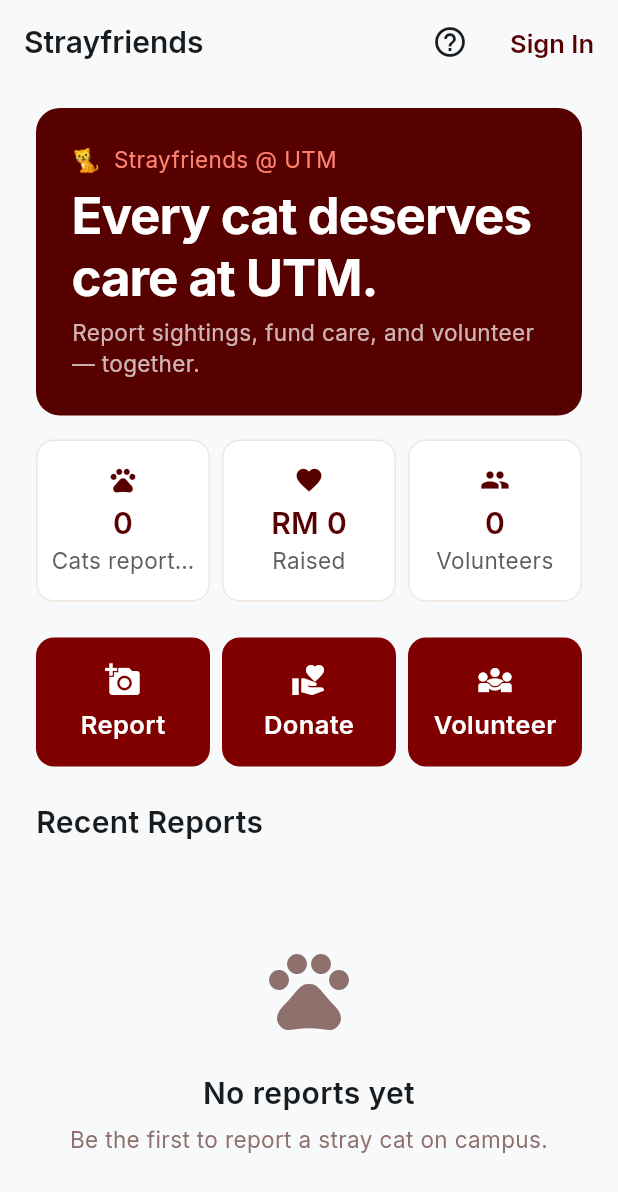
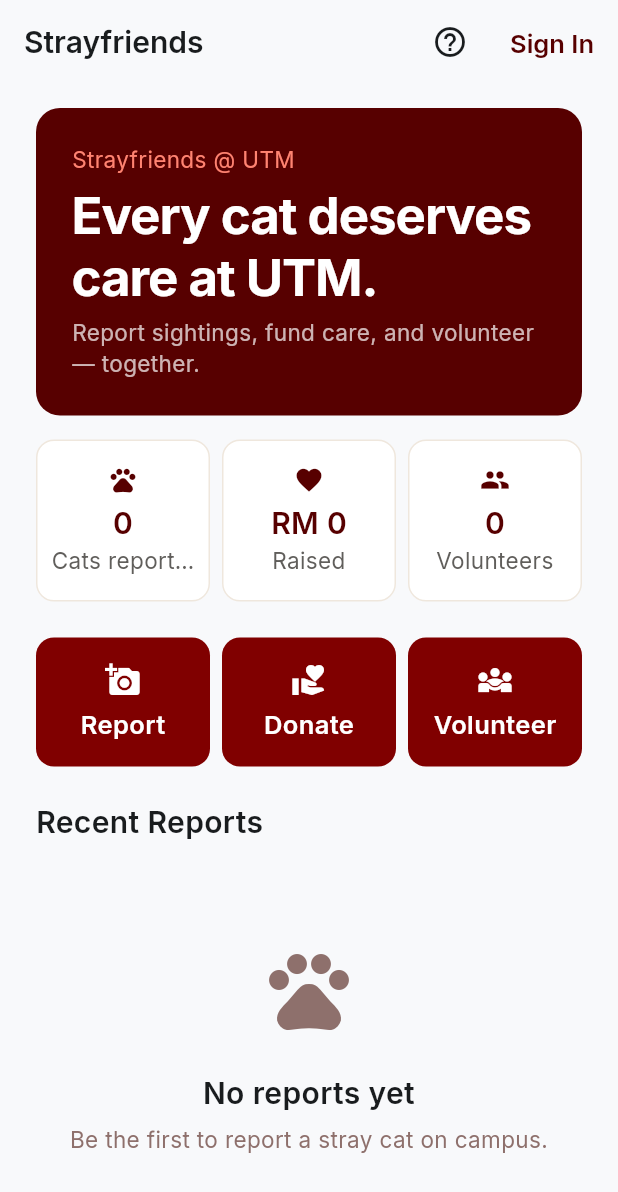
Before and after one commit to muzzz20/NoName-App-Dev, a Flutter app: the screen it shows after launch, on a phone screen of 412 x 824 dp. Shown: the top 1192 px of the screen. Run offline on Flutter 3.47's test engine with Material 3 defaults, Android fonts, the phone set to English and light mode, and no system bars; our stand-ins replace cloud_firestore, cloud_functions, firebase_auth, firebase_core, firebase_messaging, firebase_storage and 6 more; accounts and stored records are empty.

Commit message:
feat(home): remove cat emoji from hero label
Co-Authored-By: Claude Opus 4.7 (1M context) <noreply@anthropic.com>

```diff
--- a/lib/features/reporting/screens/feed_screen.dart
+++ b/lib/features/reporting/screens/feed_screen.dart
@@ -137,7 +137,7 @@ class _FeedScreenState extends State<FeedScreen> {
       child: Column(
         crossAxisAlignment: CrossAxisAlignment.start,
         children: [
-          Text('🐈  Strayfriends @ UTM',
+          Text('Strayfriends @ UTM',
               style: AppText.bodySm.copyWith(color: AppColors.onPrimaryContainer)),
           const SizedBox(height: 6),
           Text(
```
